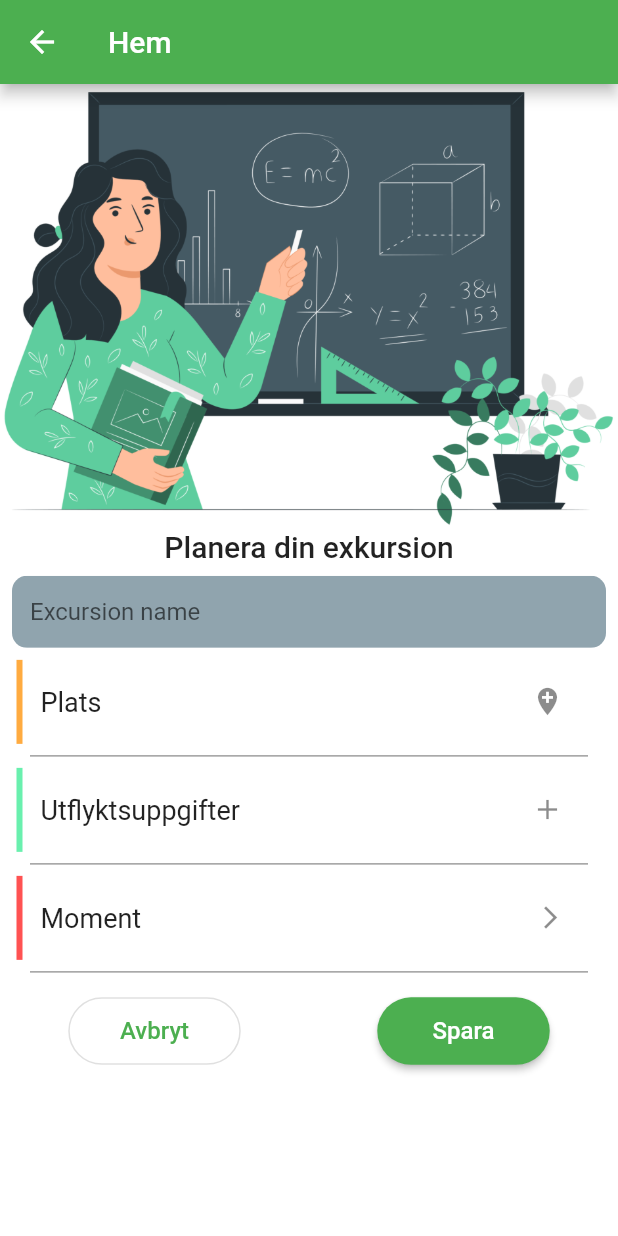
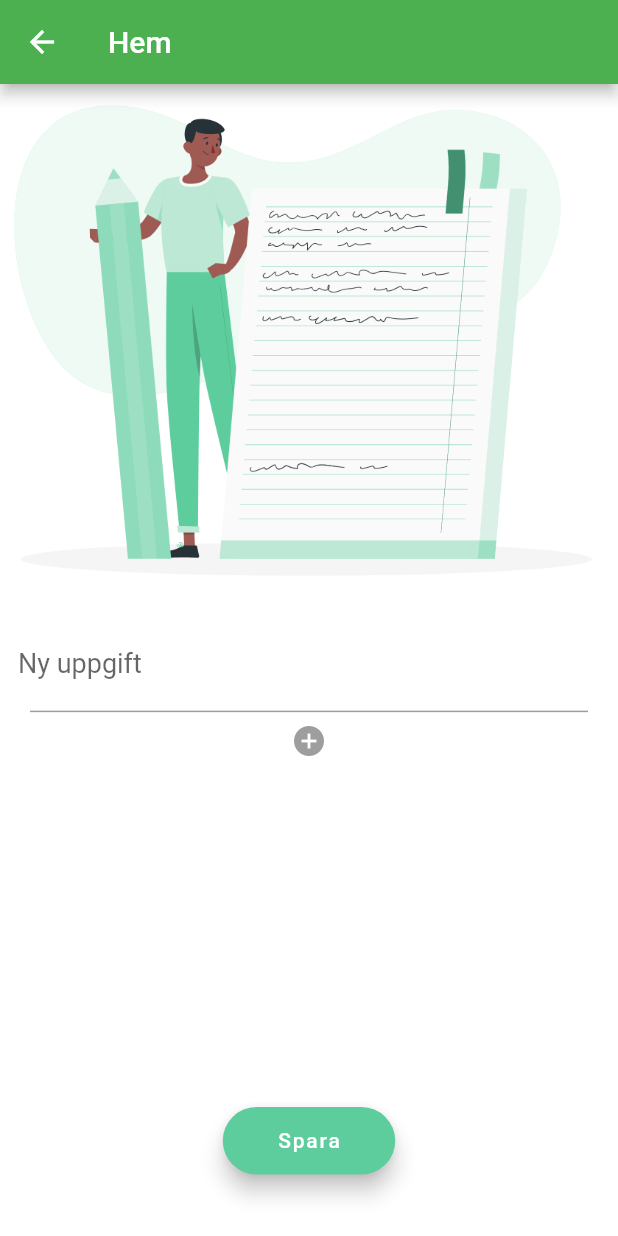
Before and after one commit to maxNyst/FAUNAtic_FrontEnd, a Flutter app: the LecturesScreen screen opened by its route, after a tap on "Utflyktsuppgifter", on a phone screen of 412 x 824 dp. Run offline on Flutter 3.47's test engine with Material 2 defaults, Android fonts, the phone set to English and light mode, and no system bars; our stand-ins replace firebase_auth, firebase_core, google_fonts; missing offline and left inert: dart:ffi; accounts and stored records are empty.

Commit message:
added code for new assignment and made relevant connections

```diff
--- a/lib/Screens/Assignments/new_assignment.dart
+++ b/lib/Screens/Assignments/new_assignment.dart
@@ -0,0 +1,100 @@
+import 'package:flutter/material.dart';
+
+class NewAssignmentScreen extends StatelessWidget {
+  const NewAssignmentScreen({Key key}) : super(key: key);
+
+  @override
+  Widget build(BuildContext context) {
+    var size = MediaQuery.of(context).size;
+
+    return Scaffold(
+      resizeToAvoidBottomInset: false,
+
+      appBar: AppBar(
+        actions: [
+        ],
+        title: Text('Hem'),
+      ),
+      body: SingleChildScrollView(
+        child: Center(
+          child: Column(
+            children: [
+              Image.asset(
+                'assets/Notebook-rafikiV2.png',
+              ),
+              Padding(
+                padding: const EdgeInsets.only(top: 20.0),
+                child: TextField(
+                  style: TextStyle(color: Colors.black, fontSize: 18),
+                  decoration: InputDecoration(
+                    hintText: 'Ny uppgift',
+                    border: InputBorder.none,
+                    contentPadding:
+                    EdgeInsets.symmetric(horizontal: 12),
+                  ),
+                ),
+              ),
+              Divider(
+                thickness: 1,
+                color: Colors.grey,
+                indent: 20,
+                endIndent: 20,
+              ),
+              Icon(
+                Icons.add_circle,
+                size: 24,
+                color: Colors.grey,
+              ),
+            ],
+          ),
+        ),
+      ),
+      floatingActionButton: Padding(
+        padding: const EdgeInsets.only(bottom: 25.0),
+        child: SizedBox(
+          width: 115.0,
+          height: 45.0,
+          child: FloatingActionButton.extended(
+            backgroundColor: const Color(0xff5ECD9E),
+            foregroundColor: Colors.white,
+            onPressed: () {
+              print('knappen funkar');
+            },
+            label: Text('Spara'),
+          ),
+        ),
+      ),
+      floatingActionButtonLocation: FloatingActionButtonLocation.centerFloat,
+    );
+  }
+}
+
+class SaveButton extends StatelessWidget {
+  const SaveButton({
+    Key key,
+  }) : super(key: key);
+
+  @override
+  Widget build(BuildContext context) {
+    return Scaffold(
+      body: Center(
+        child: Padding(
+          padding: const EdgeInsets.only(bottom: 35.0),
+          child: SizedBox(
+            width: 115.0,
+            height: 45.0,
+            child: FloatingActionButton.extended(
+              backgroundColor: const Color(0xff5ECD9E),
+              foregroundColor: Colors.white,
+              onPressed: () {
+                // Respond to button press
+              },
+              label: Text('Spara'),
+            ),
+          ),
+        ),
+      ),
+      floatingActionButtonLocation: FloatingActionButtonLocation.centerFloat,
+    );
+  }
+}
--- a/lib/Screens/Lecture/lecture_screen.dart
+++ b/lib/Screens/Lecture/lecture_screen.dart
@@ -171,7 +171,7 @@ class PlanExcursionButtons extends StatelessWidget {
                           size: 22,
                         ),
                       ),
-                      onTap: () => Navigator.pushNamed(context, '/assignments'),
+                      onTap: () => Navigator.pushNamed(context, '/excursions/assignment'),
                     ),
 
                     Divider(
--- a/lib/main.dart
+++ b/lib/main.dart
@@ -7,6 +7,7 @@ import 'package:faunatic_front_end/Screens/Login/login_screen.dart';
 import 'package:flutter/material.dart';
 import 'package:provider/provider.dart';
 
+import 'Screens/Assignments/new_assignment.dart';
 import 'Screens/Excursions/excursions_screen.dart';
 import 'Screens/Home/home_screen.dart';
 import 'Screens/Lecture/lecture_screen.dart';
@@ -68,7 +69,8 @@ class MyApp extends StatelessWidget {
           '/search': (context) => SpeciesSearchScreen(),
           '/lectures': (context) => LecturesScreen(),
           '/savedLectures': (context) => SavedLecturesScreen(),
-          '/excursions': (context) => ExcursionsScreen()
+          '/excursions': (context) => ExcursionsScreen(),
+          '/excursions/assignment' : (context) => NewAssignmentScreen(),
         },
       ),
     );
--- a/lib/route_generator.dart
+++ b/lib/route_generator.dart
@@ -10,6 +10,8 @@ import 'package:faunatic_front_end/Screens/Sign%20Up/signup_screen.dart';
 import 'package:faunatic_front_end/Screens/Species%20Detail/species_detail.dart';
 import 'package:faunatic_front_end/Screens/SpeciesSearch/search_screen.dart';
 import 'package:faunatic_front_end/main.dart';
+
+import 'package:faunatic_front_end/Screens/Assignments/new_assignment.dart';
 
 class RouteGenerator {
   static Route<dynamic> generateRoute(RouteSettings settings) {
@@ -37,6 +39,8 @@ class RouteGenerator {
         return MaterialPageRoute(
             builder: (context) =>
                 LecturesScreen()); // The example in our code right now
+      case '/excursions/assignment':
+        return MaterialPageRoute(builder: (context) => NewAssignmentScreen());
       //  Make sure to cast args to the
       //  right type with the 'as' keyword like
       //  with 'Specie here for the details screen.
--- a/pubspec.yaml
+++ b/pubspec.yaml
@@ -60,6 +60,7 @@ flutter:
     - assets/Journey-amico.png
     - assets/Nature-amico.png
     - assets/Notebook-rafiki.png
+    - assets/Notebook-rafikiV2.png
     - assets/images/logo.png
     - assets/images/Forest-pana.png
     - assets/images/Journey-amico.png
```
Also changed, not shown: assets/Notebook-rafikiV2.png (added), 3 other files.
